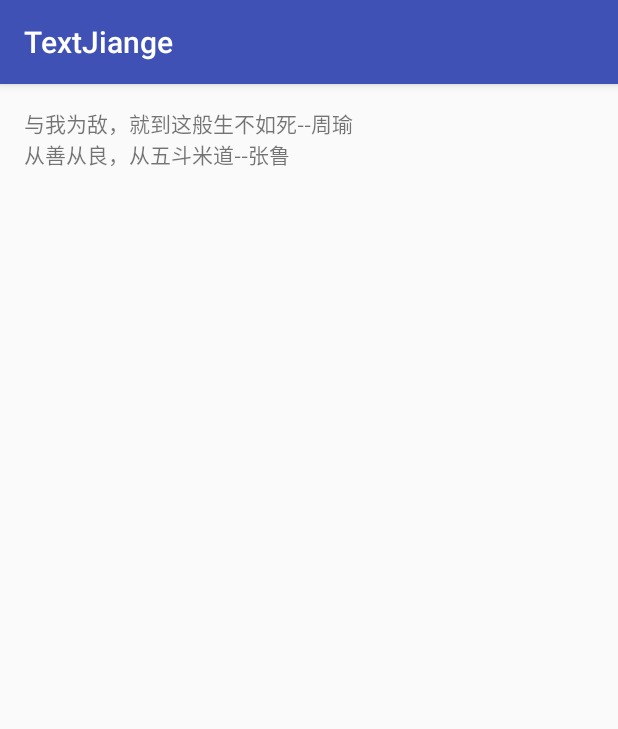
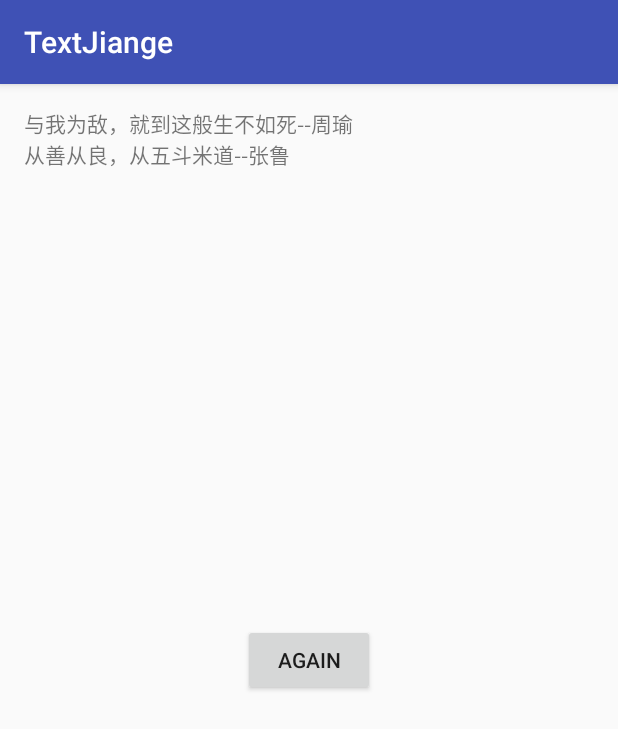
Before and after one commit to 385841539/TextJiange, an Android app: the screen it shows after launch (MainActivity), on a phone screen of 412 x 824 dp. Shown: the top 729 px of the screen. Run offline under Robolectric (Android 15) with nearby library versions, the phone set to English and light mode, and no system bars.

Commit message:
效果图

```diff
--- a/app/src/main/res/layout/activity_main.xml
+++ b/app/src/main/res/layout/activity_main.xml
@@ -13,6 +13,12 @@
     <TextView
         android:id="@+id/tv"
         android:layout_width="match_parent"
+        android:layout_height="wrap_content" />
+
+    <Button
+        android:id="@+id/bt"
+        android:layout_width="wrap_content"
         android:layout_height="wrap_content"
-   />
+        android:layout_centerInParent="true"
+        android:text="again" />
 </RelativeLayout>
```
